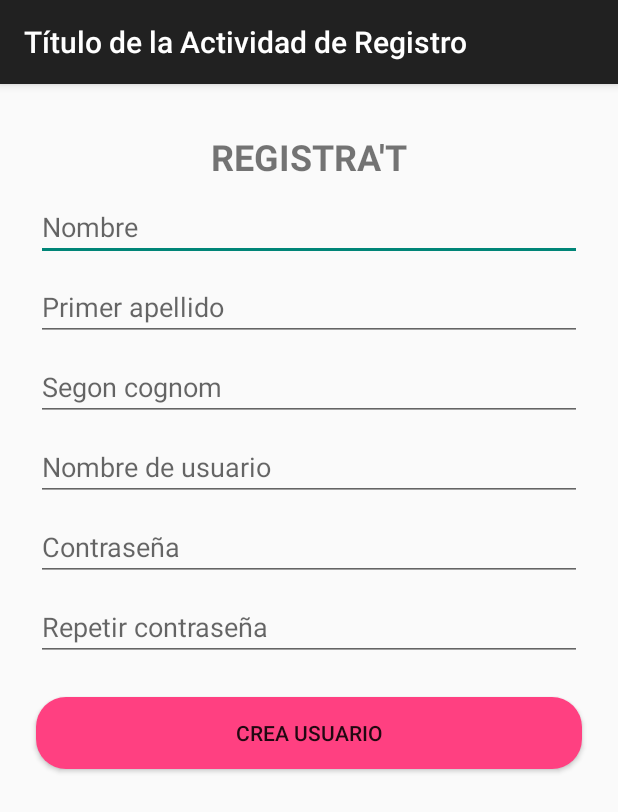
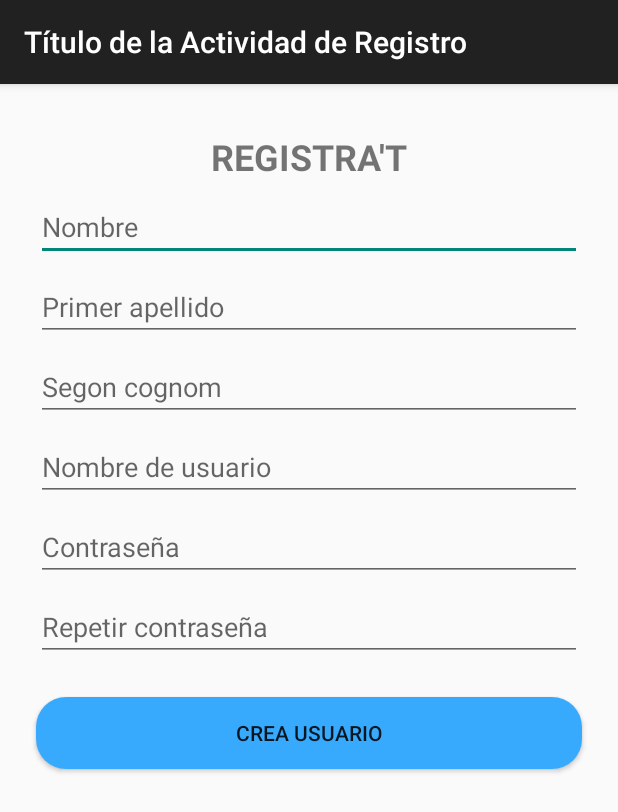
Before and after one commit to Belxran/LeagueSyync, an Android app: the RegisterActivity screen opened directly, with no data from a screen before it, on a phone screen of 412 x 824 dp. Shown: the top 812 px of the screen. Run offline under Robolectric (Android 15) with nearby library versions, the light colour scheme and no system bars.

Commit message:
He hecho las pantallas de inicio de sesion y la de registro y ademas le he añadido animaciones

```diff
--- a/app/src/main/res/drawable/rounded_buttons.xml
+++ b/app/src/main/res/drawable/rounded_buttons.xml
@@ -1,5 +1,5 @@
 <shape xmlns:android="http://schemas.android.com/apk/res/android"
     android:shape="rectangle">
-    <solid android:color="#FF4081" /> <!-- Color de fondo del botón -->
+    <solid android:color="#38AAFE" /> <!-- Color de fondo del botón -->
     <corners android:radius="20dp" /> <!-- Radio de las esquinas para hacerlo redondeado -->
 </shape>
--- a/app/src/main/res/layout/activity_main.xml
+++ b/app/src/main/res/layout/activity_main.xml
@@ -22,6 +22,7 @@
         android:layout_width="wrap_content"
         android:layout_height="wrap_content"
         android:text="Empieza"
+        android:background="@drawable/rounded_buttons"
         app:layout_constraintBottom_toBottomOf="parent"
         app:layout_constraintEnd_toEndOf="parent"
         app:layout_constraintStart_toStartOf="parent"
@@ -31,8 +32,9 @@
         android:id="@+id/loginButton"
         android:layout_width="wrap_content"
         android:layout_height="wrap_content"
-        android:layout_marginTop="32dp"
+        android:layout_marginTop="16dp"
         android:layout_marginEnd="16dp"
+        android:background="@drawable/rounded_buttons"
         android:text="Iniciar sesión"
         app:layout_constraintEnd_toEndOf="parent"
         app:layout_constraintTop_toTopOf="parent" />
```
